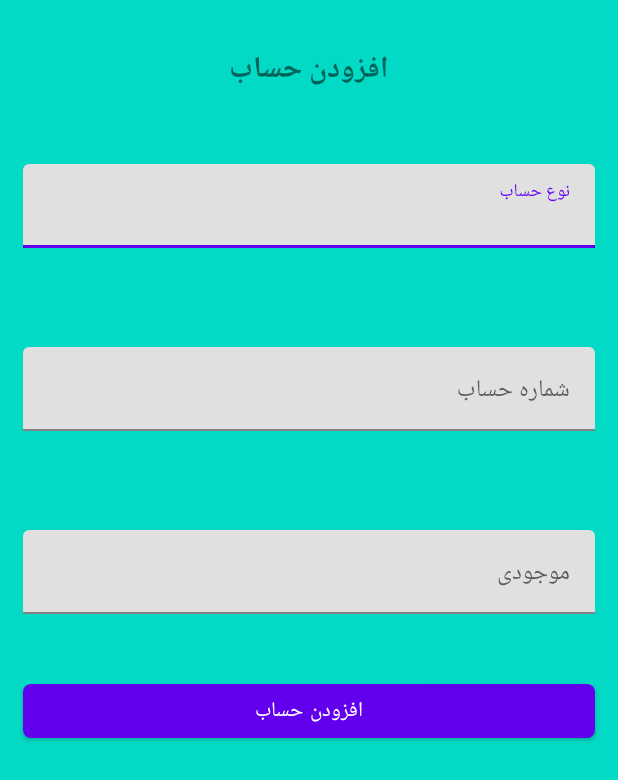
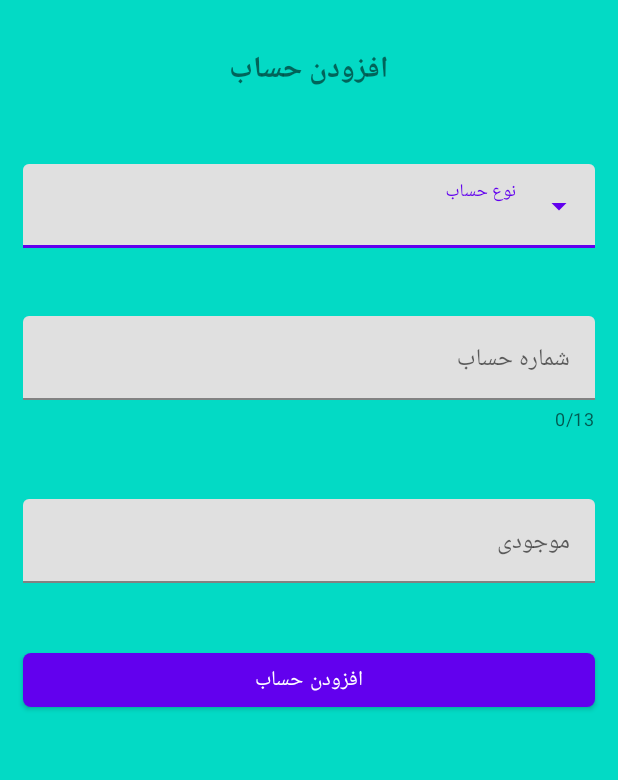
Before and after one commit to najmeRajabi/AccountManager, an Android app: the fragment CreateAccountFragment shown on its own in the app's theme, on a phone screen of 412 x 824 dp. Shown: the top 780 px of the screen. Run offline under Robolectric (Android 15) with nearby library versions, the phone set to English and light mode, and no system bars.

Commit message:
update design fragment_create_account.xml

```diff
--- a/app/src/main/res/layout/fragment_create_account.xml
+++ b/app/src/main/res/layout/fragment_create_account.xml
@@ -27,10 +27,11 @@
             android:layout_width="match_parent"
             android:layout_height="wrap_content"
             android:layout_marginTop="30dp"
-            app:errorEnabled="true">
+            style="@style/Widget.MaterialComponents.TextInputLayout.FilledBox.ExposedDropdownMenu">
 
-            <com.google.android.material.textfield.TextInputEditText
+            <AutoCompleteTextView
                 android:id="@+id/accountType_edt"
+                android:inputType="none"
                 android:hint="@string/accountType"
                 style="@style/textFiledStyle.editText" />
         </com.google.android.material.textfield.TextInputLayout>
@@ -40,11 +41,14 @@
             android:layout_width="match_parent"
             android:layout_height="wrap_content"
             android:layout_marginTop="30dp"
+            app:counterEnabled="true"
+            app:counterMaxLength="13"
             app:errorEnabled="true">
 
             <com.google.android.material.textfield.TextInputEditText
                 android:id="@+id/accountNumber_edt"
                 android:hint="@string/accountNumber"
+                android:inputType="numberDecimal"
                 style="@style/textFiledStyle.editText" />
         </com.google.android.material.textfield.TextInputLayout>
 
@@ -57,6 +61,7 @@
             <com.google.android.material.textfield.TextInputEditText
                 android:id="@+id/stock_edt"
                 android:hint="@string/accountStock"
+                android:inputType="number"
                 style="@style/textFiledStyle.editText" />
         </com.google.android.material.textfield.TextInputLayout>
 
```
Also changed, not shown: app/src/main/res/layout/list_item.xml (added, +18 -0 lines).
